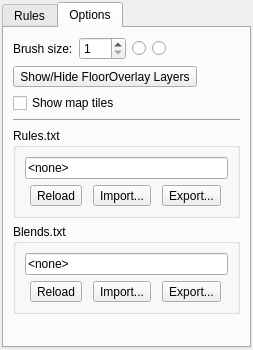
This is src/tiled/bmptooldialog.ui in timbaker/tiled as Qt 5 draws it before an edit. The edited form follows.
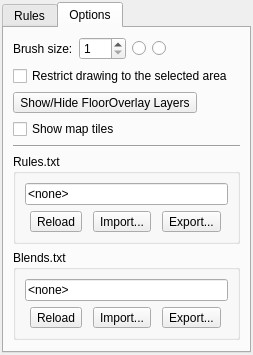
This is the edited form. Icons and pictures are not drawn. Custom widgets are drawn as their Qt base class.

Commit message: Added option to restrict BMP drawing to the selected tiles.

```diff
--- a/src/tiled/bmptooldialog.ui
+++ b/src/tiled/bmptooldialog.ui
@@ -112,6 +112,13 @@
          </item>
         </layout>
        </item>
+       <item>
+        <widget class="QCheckBox" name="restrictToSelection">
+         <property name="text">
+          <string>Restrict drawing to the selected area</string>
+         </property>
+        </widget>
+       </item>
        <item>
         <widget class="QToolButton" name="toggleOverlayLayers">
          <property name="text">
```
The commit also changes 4 other files.
